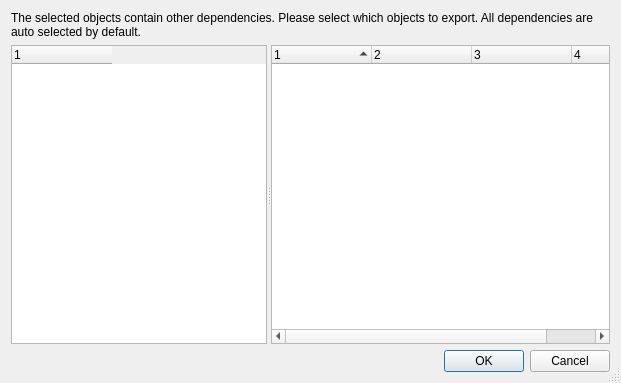
First picture: the form in src/Gui/DlgObjectSelection.ui, repository southseact-3d/fcd, before the edit.
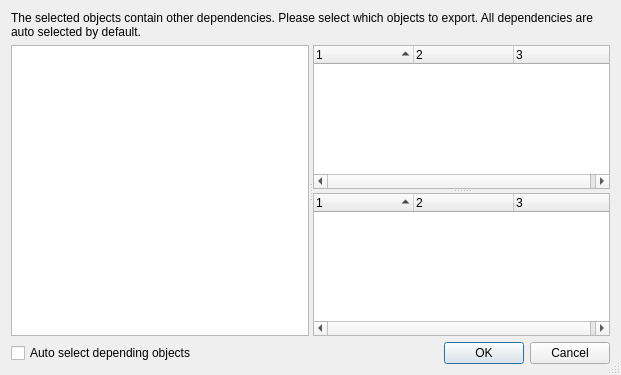
Second picture: the form after the edit.

Commit message:
Gui: refactor Object Selection Dialog
It is originally used for dependency selection when copying object.
Modified to improve auto dependency selection, and for use by Link
configuration object setup, which also involves dependency selection.

```diff
--- a/src/Gui/DlgObjectSelection.ui
+++ b/src/Gui/DlgObjectSelection.ui
@@ -7,7 +7,7 @@
     <x>0</x>
     <y>0</y>
     <width>621</width>
-    <height>383</height>
+    <height>375</height>
    </rect>
   </property>
   <property name="windowTitle">
@@ -37,7 +37,7 @@
     </widget>
    </item>
    <item>
-    <widget class="QSplitter" name="splitter">
+    <widget class="QSplitter" name="vsplitter">
      <property name="sizePolicy">
       <sizepolicy hsizetype="Expanding" vsizetype="Expanding">
        <horstretch>0</horstretch>
@@ -63,28 +63,7 @@
       <property name="selectionMode">
        <enum>QAbstractItemView::ExtendedSelection</enum>
       </property>
-      <property name="rootIsDecorated">
-       <bool>true</bool>
-      </property>
-      <property name="sortingEnabled">
-       <bool>true</bool>
-      </property>
-      <property name="headerHidden">
-       <bool>false</bool>
-      </property>
-      <property name="columnCount">
-       <number>1</number>
-      </property>
       <attribute name="headerVisible">
-       <bool>true</bool>
-      </attribute>
-      <attribute name="headerCascadingSectionResizes">
-       <bool>false</bool>
-      </attribute>
-      <attribute name="headerShowSortIndicator" stdset="0">
-       <bool>false</bool>
-      </attribute>
-      <attribute name="headerStretchLastSection">
        <bool>false</bool>
       </attribute>
       <column>
@@ -93,6 +72,10 @@
        </property>
       </column>
      </widget>
+     <widget class="QSplitter" name="splitter">
+      <property name="orientation">
+       <enum>Qt::Vertical</enum>
+      </property>
      <widget class="QTreeWidget" name="depList">
       <property name="sizePolicy">
        <sizepolicy hsizetype="Expanding" vsizetype="Expanding">
@@ -110,7 +93,7 @@
        <bool>true</bool>
       </property>
       <property name="columnCount">
-       <number>4</number>
+        <number>3</number>
       </property>
       <attribute name="headerShowSortIndicator" stdset="0">
        <bool>true</bool>
@@ -131,6 +114,54 @@
        </property>
       </column>
      </widget>
+      <widget class="QTreeWidget" name="inList">
+       <property name="sizePolicy">
+        <sizepolicy hsizetype="Expanding" vsizetype="Expanding">
+         <horstretch>1</horstretch>
+         <verstretch>0</verstretch>
+        </sizepolicy>
+       </property>
+       <property name="selectionMode">
+        <enum>QAbstractItemView::ExtendedSelection</enum>
+       </property>
+       <property name="rootIsDecorated">
+        <bool>false</bool>
+       </property>
+       <property name="sortingEnabled">
+        <bool>true</bool>
+       </property>
+       <property name="columnCount">
+        <number>3</number>
+       </property>
+       <attribute name="headerShowSortIndicator" stdset="0">
+        <bool>true</bool>
+       </attribute>
+       <column>
+        <property name="text">
+         <string notr="true">1</string>
+        </property>
+       </column>
+       <column>
+        <property name="text">
+         <string notr="true">2</string>
+        </property>
+       </column>
+       <column>
+        <property name="text">
+         <string notr="true">3</string>
+        </property>
+       </column>
+      </widget>
+     </widget>
+    </widget>
+   </item>
+   <item>
+    <layout class="QHBoxLayout" name="horizontalLayout">
+     <item>
+      <widget class="QCheckBox" name="checkBoxAutoDeps">
+       <property name="text">
+        <string>Auto select depending objects</string>
+       </property>
     </widget>
    </item>
    <item>
@@ -148,6 +179,8 @@
       <set>QDialogButtonBox::Cancel|QDialogButtonBox::Ok</set>
      </property>
     </widget>
+     </item>
+    </layout>
    </item>
   </layout>
  </widget>
```
Left out of the diff: 8 changed lines with no effect on the pictures. Lines whose indentation alone changed are shown as unchanged. The commit also changes 4 other files.
